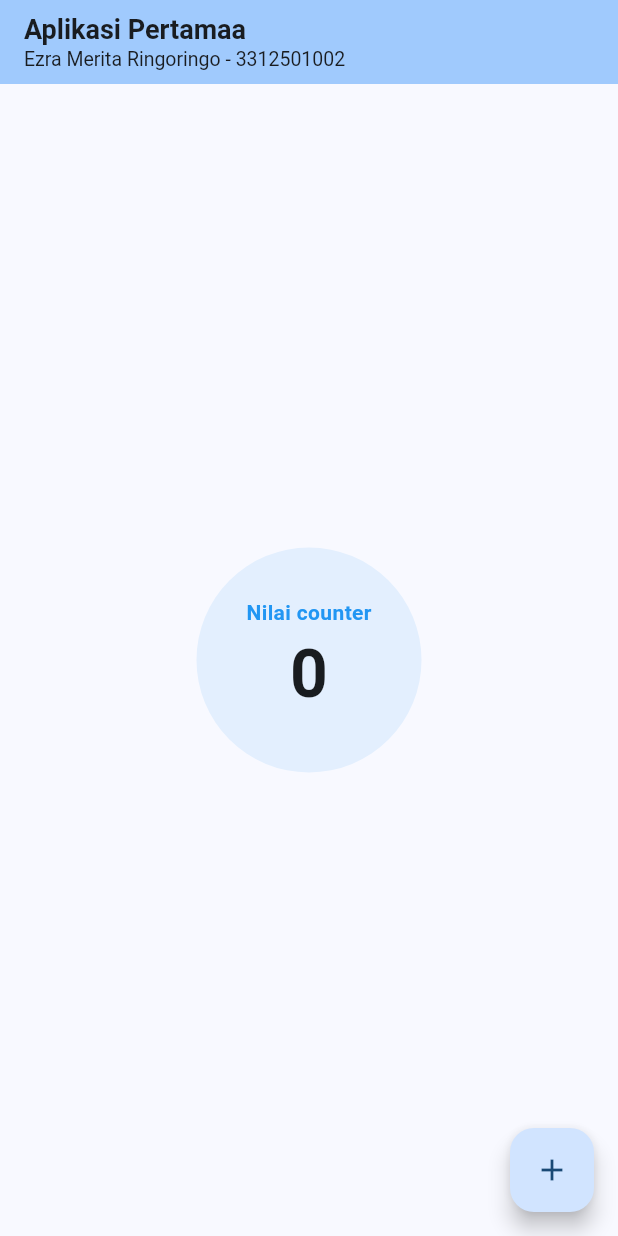
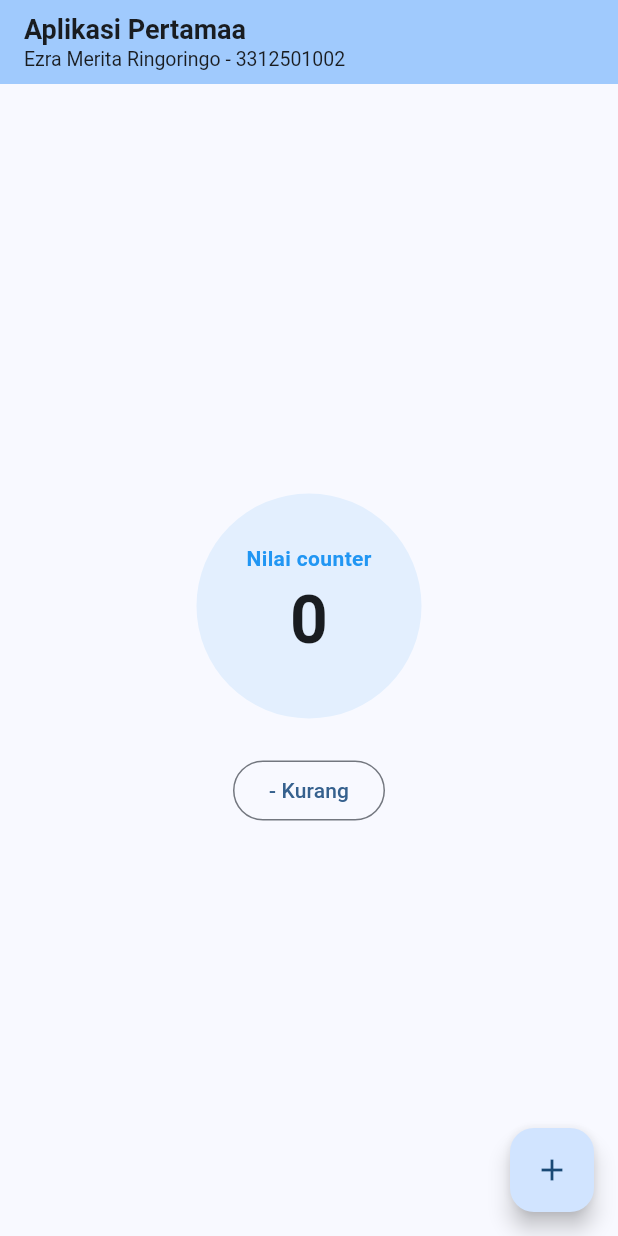
Before and after one commit to Ezraa27/tugas1_3312501002, a Flutter app: the screen it shows after launch, on a phone screen of 412 x 824 dp. Run offline on Flutter 3.47's test engine with Material 3 defaults, Android fonts, the light colour scheme and no system bars.

Commit message:
tambah tombol aksi kurang

```diff
--- a/lib/main.dart
+++ b/lib/main.dart
@@ -36,10 +36,14 @@ class _MyHomePageState extends State<MyHomePage> {
   // Variabel untuk menyimpan nilai hitungan
   int _counter = 0;
 
+  // Fungsi untuk menambah nilai
   void _incrementCounter() {
-    setState(() {
-      _counter++;
-    });
+    setState(() => _counter++);
+  }
+
+  // untuk mengurangi nilai
+  void _decrementCounter() {
+    setState(() => _counter--);
   }
 
   @override
@@ -92,6 +96,18 @@ class _MyHomePageState extends State<MyHomePage> {
                   ],
                 ),
               ),
+              const SizedBox(height: 24),
+
+              // tombol aksi untuk mengurangi
+              Row(
+                mainAxisAlignment: MainAxisAlignment.center,
+                children: [
+                  OutlinedButton(
+                    onPressed: _decrementCounter,
+                    child: const Text('- Kurang'),
+                  ),
+                ],
+              ),
             ],
           ),
         ),
```
